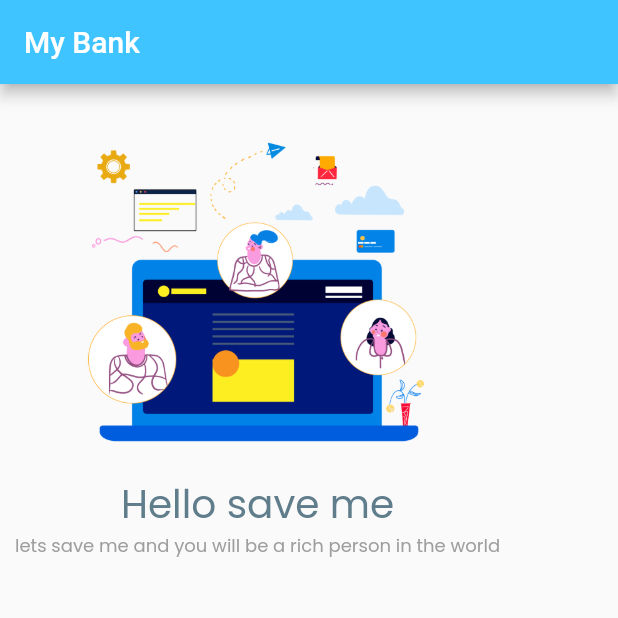
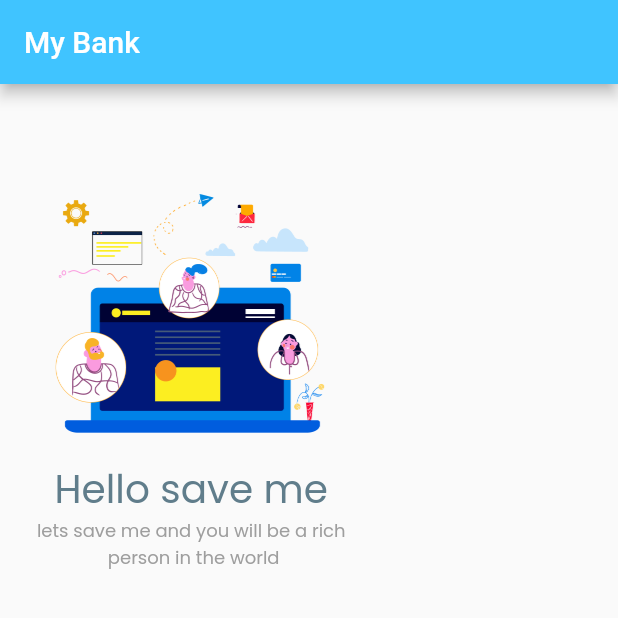
Before and after one commit to ichsann23/chasy_app, a Flutter app: the screen it shows after launch, on a phone screen of 412 x 824 dp, the top half of it. Run offline on Flutter 3.47's test engine with Material 2 defaults, Android fonts, the phone set to English and light mode, and no system bars.

Commit message:
add padding, margin and break on main.dart

```diff
--- a/lib/main.dart
+++ b/lib/main.dart
@@ -24,21 +24,24 @@ class MyApp extends StatelessWidget {
           ),
           body: SafeArea(
             child: Container(
-              padding: EdgeInsets.all(10),
+              margin: EdgeInsets.only(
+                  left: 23.0, right: 23.0, top: 0.0, bottom: 0.0),
+              padding: EdgeInsets.only(
+                  left: 0.0, top: 50.0, right: 0.0, bottom: 0.0),
               child: Column(
                 children: [
                   Image(
                     image: AssetImage('assets/images/payment1.png'),
-                    height: 250,
+                    height: 200,
                   ),
                   Text(
                     'Hello save me',
                     style: mainHeader,
                   ),
                   Text(
-                    'lets save me and you will be a rich person in the world',
+                    'lets save me and you will be a rich \n person in the world',
                     style: subHeader,
-                    textAlign: TextAlign.justify,
+                    textAlign: TextAlign.center,
                   )
                 ],
               ),
```
